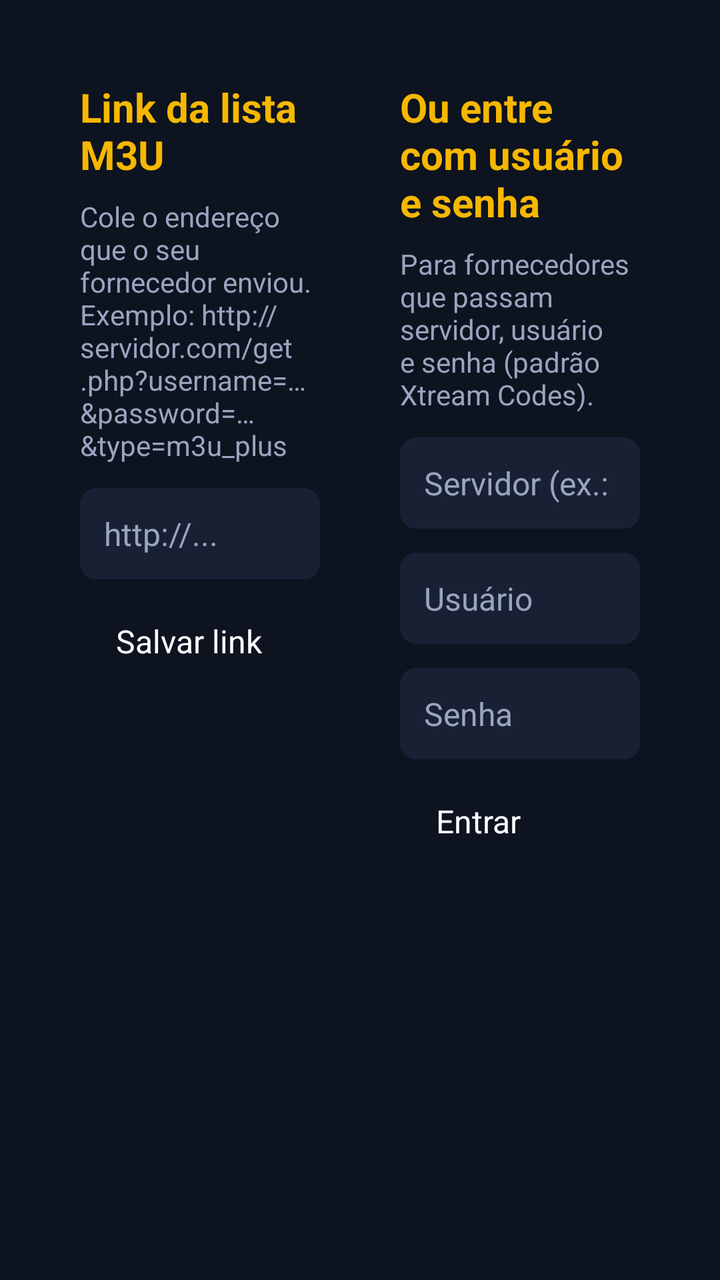
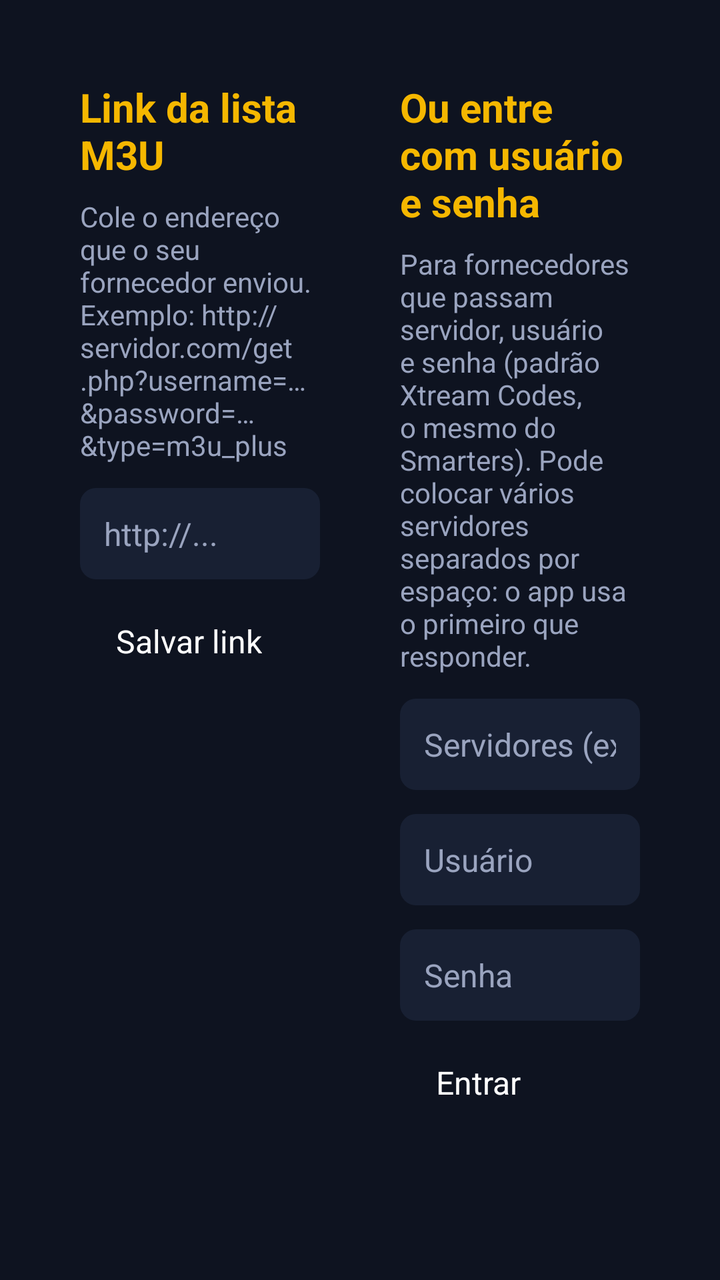

Compare the two renders of this Android layout. The source of the first and the diff that turns it into the second are given below.
<!-- AndroidManifest.xml: application theme Theme.DCG -->
<!-- res/layout/activity_setup.xml -->
<?xml version="1.0" encoding="utf-8"?>
<ScrollView xmlns:android="http://schemas.android.com/apk/res/android"
    android:layout_width="match_parent"
    android:layout_height="match_parent"
    android:background="@color/bg"
    android:fillViewport="true">

    <LinearLayout
        android:layout_width="match_parent"
        android:layout_height="wrap_content"
        android:orientation="horizontal"
        android:padding="40dp">

        <LinearLayout
            android:layout_width="0dp"
            android:layout_height="wrap_content"
            android:layout_weight="1"
            android:orientation="vertical">

            <TextView
                android:layout_width="wrap_content"
                android:layout_height="wrap_content"
                android:layout_marginBottom="8dp"
                android:text="Link da lista M3U"
                android:textColor="@color/accent"
                android:textSize="20sp"
                android:textStyle="bold" />

            <TextView
                android:layout_width="match_parent"
                android:layout_height="wrap_content"
                android:layout_marginBottom="12dp"
                android:text="Cole o endereço que o seu fornecedor enviou. Exemplo: http://servidor.com/get.php?username=…&amp;password=…&amp;type=m3u_plus"
                android:textColor="@color/text_dim"
                android:textSize="14sp" />

            <EditText
                android:id="@+id/url"
                style="@style/Input"
                android:hint="http://..."
                android:imeOptions="actionDone"
                android:inputType="textUri" />

            <TextView
                android:id="@+id/saveUrl"
                style="@style/TabButton"
                android:text="Salvar link" />
        </LinearLayout>

        <LinearLayout
            android:layout_width="0dp"
            android:layout_height="wrap_content"
            android:layout_marginStart="40dp"
            android:layout_weight="1"
            android:orientation="vertical">

            <TextView
                android:layout_width="wrap_content"
                android:layout_height="wrap_content"
                android:layout_marginBottom="8dp"
                android:text="Ou entre com usuário e senha"
                android:textColor="@color/accent"
                android:textSize="20sp"
                android:textStyle="bold" />

            <TextView
                android:layout_width="match_parent"
                android:layout_height="wrap_content"
                android:layout_marginBottom="12dp"
                android:text="Para fornecedores que passam servidor, usuário e senha (padrão Xtream Codes)."
                android:textColor="@color/text_dim"
                android:textSize="14sp" />

            <EditText
                android:id="@+id/server"
                style="@style/Input"
                android:hint="Servidor (ex.: http://servidor.com:8080)"
                android:inputType="textUri" />

            <EditText
                android:id="@+id/user"
                style="@style/Input"
                android:hint="Usuário"
                android:inputType="text" />

            <EditText
                android:id="@+id/pass"
                style="@style/Input"
                android:hint="Senha"
                android:imeOptions="actionDone"
                android:inputType="textPassword" />

            <TextView
                android:id="@+id/saveXtream"
                style="@style/TabButton"
                android:text="Entrar" />
        </LinearLayout>
    </LinearLayout>
</ScrollView>
<!-- resources referenced by this layout -->
<resources>
  <color name="accent">#F5B700</color>
  <color name="bg">#0E1320</color>
  <color name="text_dim">#9AA4BF</color>
  <style name="Input">
          <item name="android:layout_width">match_parent</item>
          <item name="android:layout_height">wrap_content</item>
          <item name="android:layout_marginBottom">12dp</item>
          <item name="android:background">@drawable/input_bg</item>
          <item name="android:padding">12dp</item>
          <item name="android:singleLine">true</item>
          <item name="android:textColor">@color/text</item>
          <item name="android:textColorHint">@color/text_dim</item>
          <item name="android:textSize">16sp</item>
      </style>
  <style name="TabButton">
          <item name="android:layout_width">wrap_content</item>
          <item name="android:layout_height">wrap_content</item>
          <item name="android:layout_marginEnd">8dp</item>
          <item name="android:background">@drawable/tab_bg</item>
          <item name="android:focusable">true</item>
          <item name="android:clickable">true</item>
          <item name="android:paddingStart">18dp</item>
          <item name="android:paddingEnd">18dp</item>
          <item name="android:paddingTop">8dp</item>
          <item name="android:paddingBottom">8dp</item>
          <item name="android:textColor">@color/text</item>
          <item name="android:textSize">16sp</item>
      </style>
  <style name="Theme.DCG" parent="Theme.AppCompat.NoActionBar">
          <item name="colorPrimary">@color/surface</item>
          <item name="colorPrimaryDark">@color/bg</item>
          <item name="colorAccent">@color/accent</item>
          <item name="android:windowBackground">@color/bg</item>
          <item name="android:textColorPrimary">@color/text</item>
          <item name="android:textColorSecondary">@color/text_dim</item>
      </style>
  <!-- drawable input_bg (drawable) -->
  <?xml version="1.0" encoding="utf-8"?>
  <selector xmlns:android="http://schemas.android.com/apk/res/android">
      <item android:state_focused="true">
          <shape>
              <corners android:radius="8dp" />
              <solid android:color="@color/surface_focus" />
              <stroke android:width="2dp" android:color="@color/accent" />
          </shape>
      </item>
      <item>
          <shape>
              <corners android:radius="8dp" />
              <solid android:color="@color/surface" />
          </shape>
      </item>
  </selector>
  <color name="text">#FFFFFF</color>
  <!-- drawable tab_bg (drawable) -->
  <?xml version="1.0" encoding="utf-8"?>
  <selector xmlns:android="http://schemas.android.com/apk/res/android">
      <item android:state_focused="true">
          <shape>
              <corners android:radius="20dp" />
              <solid android:color="@color/surface_focus" />
              <stroke android:width="2dp" android:color="@color/accent" />
          </shape>
      </item>
      <item android:state_selected="true">
          <shape>
              <corners android:radius="20dp" />
              <solid android:color="@color/surface" />
              <stroke android:width="1dp" android:color="@color/text_dim" />
          </shape>
      </item>
      <item>
          <shape>
              <corners android:radius="20dp" />
              <solid android:color="@android:color/transparent" />
          </shape>
      </item>
  </selector>
  <color name="surface">#182033</color>
  <color name="surface_focus">#2A3757</color>
</resources>

<!-- the commit's change to res/layout/activity_setup.xml (unified diff, before → after) -->
@@ -67,14 +67,14 @@
                 android:layout_width="match_parent"
                 android:layout_height="wrap_content"
                 android:layout_marginBottom="12dp"
-                android:text="Para fornecedores que passam servidor, usuário e senha (padrão Xtream Codes)."
+                android:text="Para fornecedores que passam servidor, usuário e senha (padrão Xtream Codes, o mesmo do Smarters). Pode colocar vários servidores separados por espaço: o app usa o primeiro que responder."
                 android:textColor="@color/text_dim"
                 android:textSize="14sp" />
 
             <EditText
                 android:id="@+id/server"
                 style="@style/Input"
-                android:hint="Servidor (ex.: http://servidor.com:8080)"
+                android:hint="Servidores (ex.: http://a.com http://b.com)"
                 android:inputType="textUri" />
 
             <EditText
